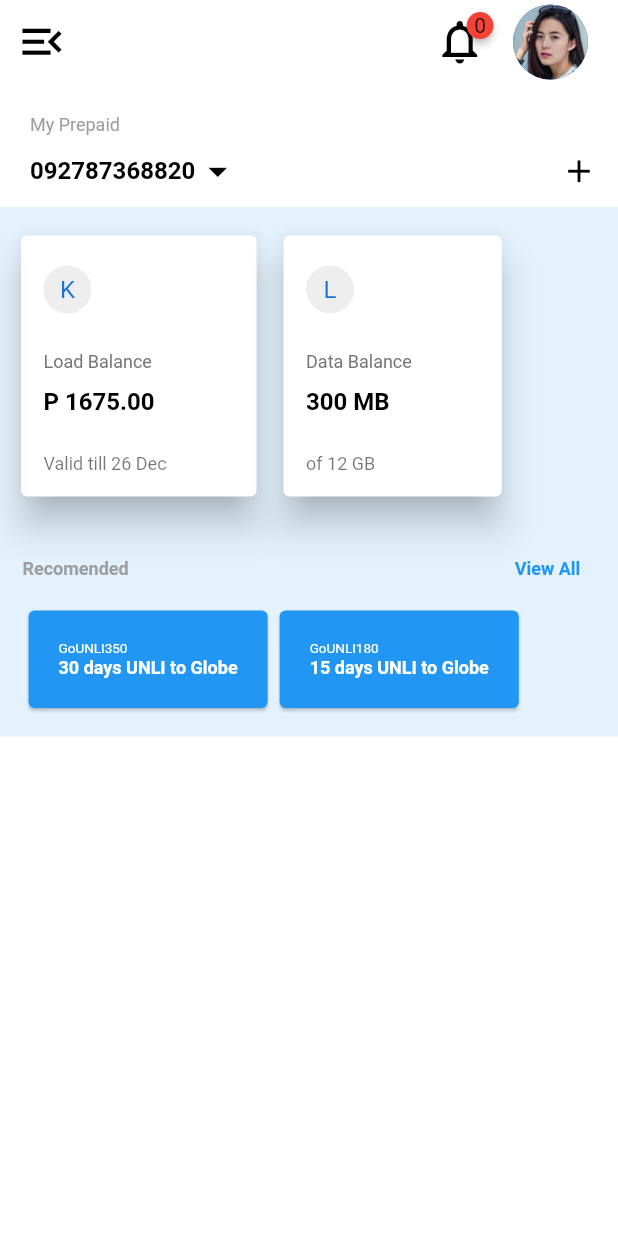
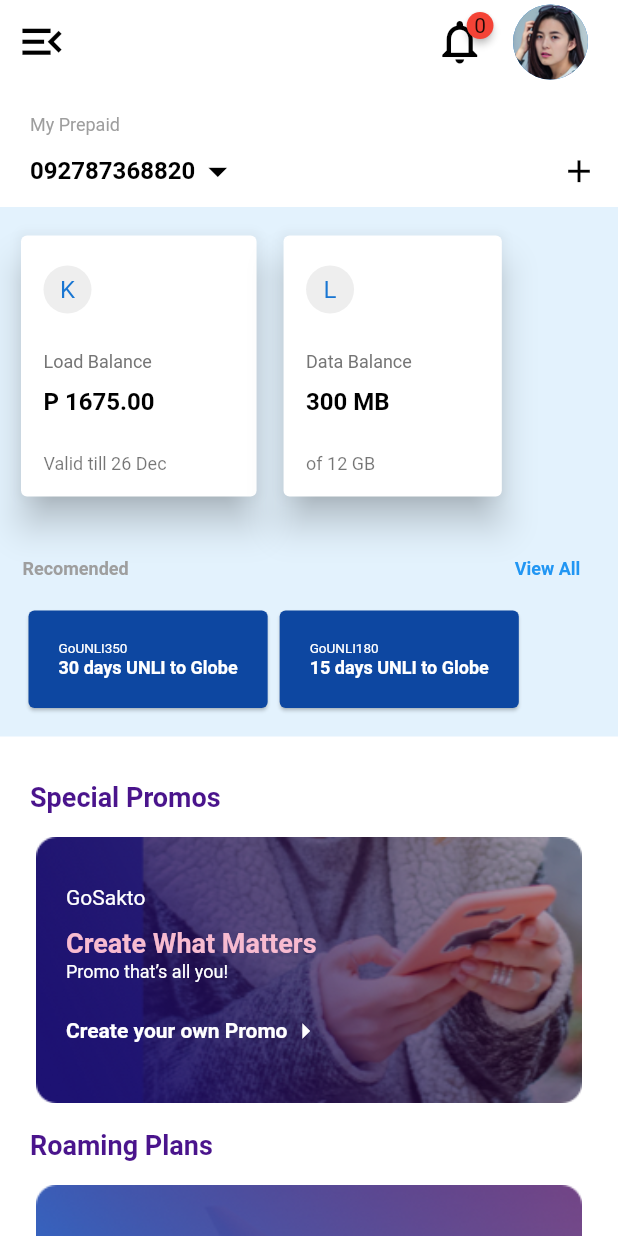
Before and after one commit to Basava44/flutter_app, a Flutter app: the screen it shows after launch, on a phone screen of 412 x 824 dp. Run offline on Flutter 3.47's test engine with Material 2 defaults, Android fonts, the phone set to English and light mode, and no system bars; drawn by our look-alikes of badges.

Commit message:
Promo Cards

```diff
--- a/lib/main.dart
+++ b/lib/main.dart
@@ -1,5 +1,7 @@
 import 'package:flutter/material.dart';
 import 'package:badges/badges.dart';
+import 'package:flutter_app/widgets/RoamingPalns.dart';
+import 'package:flutter_app/widgets/SpecialPromos.dart';
 import 'widgets/UserData.dart';
 import 'widgets/Balance.dart';
 
@@ -58,10 +60,12 @@ class _MyAppState extends State<MyApp> {
           ],
         ),
         body: SafeArea(
-          child: Column(
+          child: ListView(
             children: <Widget>[
               UserData(),
               Balance(),
+              SpecialPromos(),
+              RoamingPlans(),
             ],
           ),
         ),
--- a/lib/widgets/Balance.dart
+++ b/lib/widgets/Balance.dart
@@ -9,7 +9,7 @@ class Balance extends StatelessWidget {
   List<BalanceData> data = [
     BalanceData(title: 'Load Balance', balance: 'P 1675.00', icon: 'K', validity: 'Valid till 26 Dec'),
     BalanceData(title: 'Data Balance', balance: '300 MB', icon: 'L', validity: 'of 12 GB'),
-    // BalanceData(title: 'epsom', balance: '230', icon: 'E', validity: '34'),
+    //BalanceData(title: 'epsom', balance: '230', icon: 'E', validity: '34'),
   ];
 
   @override
@@ -22,7 +22,6 @@ class Balance extends StatelessWidget {
        Recomended(),
        ],
      ),
-
       color: Colors.blue[50],
     );
   }
--- a/lib/widgets/RecomendCard/RecomendCards.dart
+++ b/lib/widgets/RecomendCard/RecomendCards.dart
@@ -10,7 +10,7 @@ class RecomendCards extends StatelessWidget {
   Widget build(BuildContext context) {
     return Container(
       child: Card(
-        color: Colors.blue,
+        color: Colors.blue[900],
         child: Padding(
           padding: const EdgeInsets.all(20.0),
           child: Column(
--- /dev/null
+++ b/lib/widgets/RoamingPalns.dart
@@ -0,0 +1,90 @@
+import 'package:flutter/material.dart';
+
+class RoamingPlans extends StatelessWidget {
+  @override
+  Widget build(BuildContext context) {
+    return Container(
+      padding: EdgeInsets.fromLTRB(20, 10, 20, 20),
+      child: Column(
+        crossAxisAlignment: CrossAxisAlignment.stretch,
+        children: <Widget>[
+          Text(
+            'Roaming Plans',
+            style: TextStyle(
+              fontSize: 18,
+              fontWeight: FontWeight.bold,
+              color: Colors.purple.shade900,
+            ),
+            ),
+            SizedBox(height: 12,),
+          Card(
+            elevation: 0,
+            child: Container(
+              padding: EdgeInsets.all(20),
+              decoration: BoxDecoration(
+                image: DecorationImage(
+                  image: AssetImage('assets/images/roamingplans.png'),
+                  fit: BoxFit.fitWidth,
+                  alignment: Alignment.topCenter,
+                ),
+              ),
+              child: Column(
+              crossAxisAlignment: CrossAxisAlignment.stretch,
+              children: <Widget>[
+                SizedBox(height: 12,),
+                Text(
+                  'GoSakto',
+                  style: TextStyle(
+                    color: Colors.white,
+                    fontSize: 14,
+                  ),
+                  ),
+                  SizedBox(height: 12,),
+                Text(
+                  'Planing for a foreign trip?',
+                  style: TextStyle(
+                    color: Colors.pink.shade100,
+                    fontSize: 18,
+                    fontWeight: FontWeight.bold,
+                  ),
+                  ),
+                  SizedBox(height: 2,),
+                Text(
+                  'Roam worry free!',
+                  style: TextStyle(
+                    color: Colors.white,
+                    fontSize: 12,
+                  ),
+                  ),
+                  SizedBox(height: 20,),
+                Container(
+                  padding: EdgeInsets.fromLTRB(0, 0, 0, 20),
+                  // decoration: BoxDecoration(
+                  //   color: Colors.black45,
+                  //   borderRadius: BorderRadius.circular(10),
+                  // ),
+                  child: Row(
+                  children: [
+                    Text(
+                        'Explore Roaming Packs',
+                        style: TextStyle(
+                        color: Colors.white,
+                        fontSize: 14,
+                        fontWeight: FontWeight.w600,
+                        ),
+                      ),
+                    Icon(
+                        Icons.arrow_right_outlined,
+                        color: Colors.white,
+                    ),
+                  ],
+                ),
+                )
+              ],),
+            ),
+          )
+        ],
+      ),
+    );
+  }
+}
--- /dev/null
+++ b/lib/widgets/SpecialPromos.dart
@@ -0,0 +1,90 @@
+import 'package:flutter/material.dart';
+
+class SpecialPromos extends StatelessWidget {
+  @override
+  Widget build(BuildContext context) {
+    return Container(
+      padding: EdgeInsets.fromLTRB(20, 30, 20,0),
+      child: Column(
+        crossAxisAlignment: CrossAxisAlignment.stretch,
+        children: <Widget>[
+          Text(
+            'Special Promos',
+            style: TextStyle(
+              fontSize: 18,
+              fontWeight: FontWeight.bold,
+              color: Colors.purple.shade900,
+            ),
+            ),
+            SizedBox(height: 12,),
+          Card(
+            elevation: 0,
+            child: Container(
+              padding: EdgeInsets.all(20),
+              decoration: BoxDecoration(
+                image: DecorationImage(
+                  image: AssetImage('assets/images/promocard.png'),
+                  fit: BoxFit.fitWidth,
+                  alignment: Alignment.topCenter,
+                ),
+              ),
+              child: Column(
+              crossAxisAlignment: CrossAxisAlignment.stretch,
+              children: <Widget>[
+                SizedBox(height: 12,),
+                Text(
+                  'GoSakto',
+                  style: TextStyle(
+                    color: Colors.white,
+                    fontSize: 14,
+                  ),
+                  ),
+                  SizedBox(height: 12,),
+                Text(
+                  'Create What Matters',
+                  style: TextStyle(
+                    color: Colors.pink.shade100,
+                    fontSize: 18,
+                    fontWeight: FontWeight.bold,
+                  ),
+                  ),
+                  SizedBox(height: 2,),
+                Text(
+                  'Promo that’s all you! ',
+                  style: TextStyle(
+                    color: Colors.white,
+                    fontSize: 12,
+                  ),
+                  ),
+                  SizedBox(height: 20,),
+                Container(
+                  padding: EdgeInsets.fromLTRB(0, 0, 0, 20),
+                  // decoration: BoxDecoration(
+                  //   color: Colors.black45,
+                  //   borderRadius: BorderRadius.circular(10),
+                  // ),
+                  child: Row(
+                  children: [
+                    Text(
+                        'Create your own Promo',
+                        style: TextStyle(
+                        color: Colors.white,
+                        fontSize: 14,
+                        fontWeight: FontWeight.w600,
+                        ),
+                      ),
+                    Icon(
+                        Icons.arrow_right_outlined,
+                        color: Colors.white,
+                    ),
+                  ],
+                ),
+                )
+              ],),
+            ),
+          )
+        ],
+      ),
+    );
+  }
+}
```
Also changed, not shown: assets/images/promocard.png (added), assets/images/roamingplans.png (added), lib/widgets/LatestPromos.dart (added).
